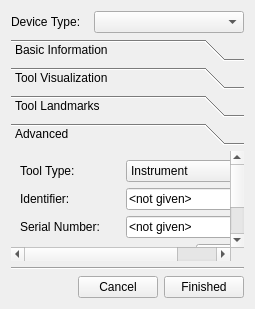
Qt form Modules/IGTUI/Qmitk/QmitkNavigationToolCreationWidget.ui (MITK/MITK) before a commit.
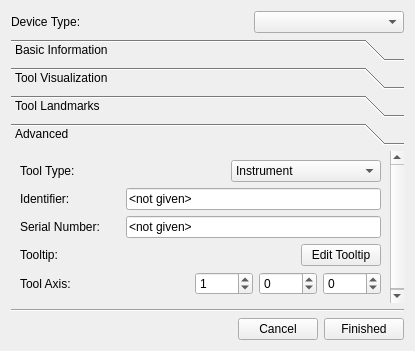
The same form after that commit. The open tabs and pages were chosen to show the change. Custom widgets are drawn as their Qt base class.

What changed in the file:
```diff
--- a/Modules/IGTUI/Qmitk/QmitkNavigationToolCreationWidget.ui
+++ b/Modules/IGTUI/Qmitk/QmitkNavigationToolCreationWidget.ui
@@ -6,8 +6,8 @@
    <rect>
     <x>0</x>
     <y>0</y>
-    <width>255</width>
-    <height>309</height>
+    <width>415</width>
+    <height>351</height>
    </rect>
   </property>
   <property name="windowTitle">
@@ -291,9 +291,9 @@
       <property name="geometry">
        <rect>
         <x>0</x>
-        <y>0</y>
-        <width>286</width>
-        <height>183</height>
+        <y>-3</y>
+        <width>380</width>
+        <height>161</height>
        </rect>
       </property>
       <attribute name="label">
```
Left out of the diff: 16 changed lines with no effect on the pictures.
